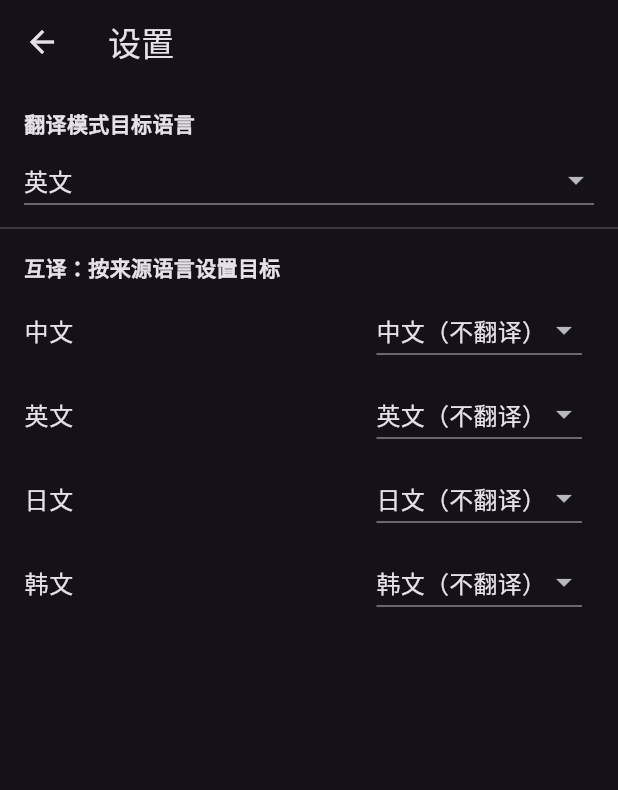
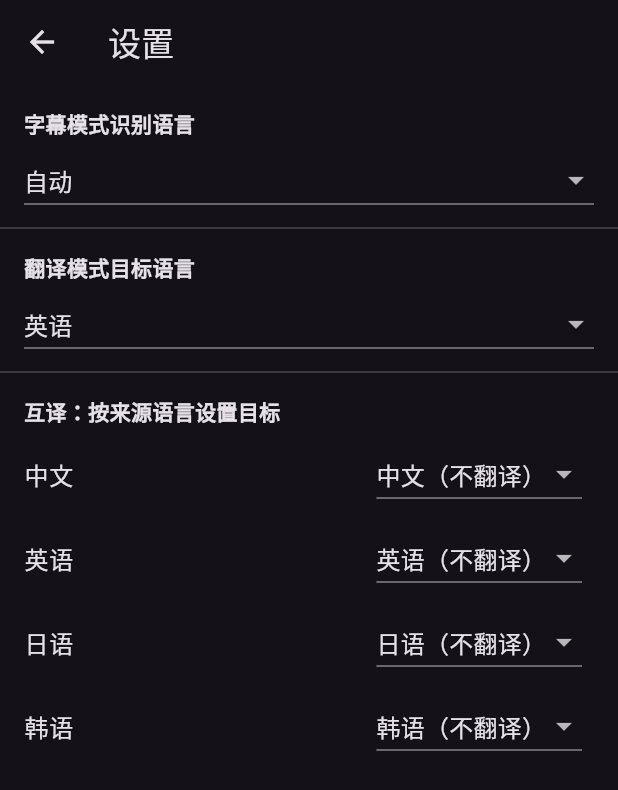
Before and after one commit to DR1N0/loud-caption, a Flutter app: the SettingsScreen screen opened directly with empty values, on a phone screen of 412 x 824 dp. Shown: the top 790 px of the screen. Run offline on Flutter 3.47's test engine with Material 3 defaults, Android fonts, the phone set to English and light mode, and no system bars; our stand-ins replace permission_handler, shared_preferences, synchronized, wakelock_plus; missing offline and left inert: llama_flutter_android, record, sherpa_onnx; accounts and stored records are empty; network calls fail.

Commit message:
Add recognition-language override and expand translation target languages
Real-device testing showed strong accents can fool SenseVoice's "auto"
language detection (e.g. accented Chinese misidentified as Japanese/
Korean), silently breaking captions/translation for that utterance. Adds
a recognition-language picker to the Settings screen
(CaptionSettings.recognitionLanguage, default 'auto') to force a specific
language instead. Applies the next time recognition starts, not as a live
hot-swap of an already-running session.

Also expands 翻译 mode's single target and 互译's per-source routing
targets from the 4 languages SenseVoice can recognize as a source to all
33+ languages Hy-MT2 actually translates among (its own README table,
fetched and verified directly), with zh/en/ja/ko pinned first.
translationLanguages keeps its original meaning (recognizable/routable
*source* languages); the new translationTargetLanguages covers what a
target can be, which is no longer the same set.

Consolidates two previously-separate, inconsistently-worded Chinese
language-name maps (llama_translation_engine.dart's, used in the actual
model prompt, and settings_screen.dart's own differently-worded one) into
one shared languageNames map in app_settings.dart, standardized on
Hy-MT2's own wording (英语/日语/韩语) since that's what goes into the
prompt and should win over a UI-only label never tied to correctness.

Co-Authored-By: Claude Sonnet 5 <noreply@anthropic.com>

```diff
--- a/lib/captions/caption_controller.dart
+++ b/lib/captions/caption_controller.dart
@@ -200,6 +200,15 @@ class CaptionController extends ChangeNotifier {
     await _saveAndApply(_settings.withThemeMode(_settings.themeMode.other));
   }
 
+  /// Applies next time recognition starts (not a live hot-swap of an
+  /// already-running session) — a simpler, lower-risk design for a setting
+  /// that's set once and rarely revisited, not toggled mid-sentence.
+  Future<void> setRecognitionLanguage(String language) async {
+    await initialize();
+    if (_disposed) return;
+    await _saveAndApply(_settings.withRecognitionLanguage(language));
+  }
+
   Future<void> setTranslateAllTarget(String language) async {
     await initialize();
     if (_disposed) return;
@@ -264,7 +273,7 @@ class CaptionController extends ChangeNotifier {
           return null;
         }
 
-        final startedSession = await _engine.start('auto');
+        final startedSession = await _engine.start(_settings.recognitionLanguage);
         if (!_isCurrentListeningGeneration(generation) || !_mayStartCapture()) {
           try {
             await _engine.stop();
--- a/lib/settings/app_settings.dart
+++ b/lib/settings/app_settings.dart
@@ -1,7 +1,74 @@
 import 'package:shared_preferences/shared_preferences.dart';
 
-/// The four languages SenseVoice recognizes that translation can target.
+/// The four languages SenseVoice recognizes that translation can route from
+/// — used for 互译's routing-table rows and for validating a detected
+/// source language. Translation *targets* are not limited to this list; see
+/// [translationTargetLanguages].
 const List<String> translationLanguages = ['zh', 'en', 'ja', 'ko'];
+
+/// Every language Hy-MT2 can translate into (its own README's language
+/// table, verbatim), with [translationLanguages] pinned first since those
+/// are the most common targets. Used for 翻译 mode's single target and for
+/// each 互译 routing row's target — unlike [translationLanguages], this is
+/// not limited to languages SenseVoice can recognize as a *source*.
+const List<String> translationTargetLanguages = [
+  'zh', 'en', 'ja', 'ko',
+  'fr', 'pt', 'es', 'tr', 'ru', 'ar', 'th', 'it', 'de', 'vi', 'ms', 'id',
+  'tl', 'hi', 'zh-Hant', 'pl', 'cs', 'nl', 'km', 'my', 'fa', 'gu', 'ur',
+  'te', 'mr', 'he', 'bn', 'ta', 'uk', 'bo', 'kk', 'mn', 'ug', 'yue',
+];
+
+/// The languages a user can force recognition to (instead of SenseVoice's
+/// own "auto" language detection, which can misfire on strong accents).
+const List<String> recognitionLanguages = ['auto', 'zh', 'en', 'ja', 'ko', 'yue'];
+
+/// Chinese display name for every code in [translationTargetLanguages] plus
+/// `'auto'` — matches Hy-MT2's own README table wording exactly (e.g.
+/// `英语`/`日语`/`韩语`, not `英文`/`日文`/`韩文`), since this map is also
+/// used to build the actual model prompt in
+/// `lib/translation/llama_translation_engine.dart`, where matching the
+/// model's own convention is more than cosmetic.
+const Map<String, String> languageNames = {
+  'auto': '自动',
+  'zh': '中文',
+  'en': '英语',
+  'ja': '日语',
+  'ko': '韩语',
+  'fr': '法语',
+  'pt': '葡萄牙语',
+  'es': '西班牙语',
+  'tr': '土耳其语',
+  'ru': '俄语',
+  'ar': '阿拉伯语',
+  'th': '泰语',
+  'it': '意大利语',
+  'de': '德语',
+  'vi': '越南语',
+  'ms': '马来语',
+  'id': '印尼语',
+  'tl': '菲律宾语',
+  'hi': '印地语',
+  'zh-Hant': '繁体中文',
+  'pl': '波兰语',
+  'cs': '捷克语',
+  'nl': '荷兰语',
+  'km': '高棉语',
+  'my': '缅甸语',
+  'fa': '波斯语',
+  'gu': '古吉拉特语',
+  'ur': '乌尔都语',
+  'te': '泰卢固语',
+  'mr': '马拉地语',
+  'he': '希伯来语',
+  'bn': '孟加拉语',
+  'ta': '泰米尔语',
+  'uk': '乌克兰语',
+  'bo': '藏语',
+  'kk': '哈萨克语',
+  'mn': '蒙古语',
+  'ug': '维吾尔语',
+  'yue': '粤语',
+};
 
 /// How committed caption lines are displayed.
 enum CaptionMode {
@@ -36,6 +103,7 @@ class CaptionSettings {
     double fontSize = 48.0,
     bool landscape = false,
     CaptionMode captionMode = CaptionMode.captions,
+    String recognitionLanguage = 'auto',
     String translateAllTarget = 'en',
     Map<String, String> routing = const {},
     AppThemeMode themeMode = AppThemeMode.dark,
@@ -43,7 +111,12 @@ class CaptionSettings {
     _nearestFontSize(fontSize),
     landscape,
     captionMode,
-    _validatedLanguage(translateAllTarget, fallback: 'en'),
+    _validatedFromList(
+      recognitionLanguage,
+      recognitionLanguages,
+      fallback: 'auto',
+    ),
+    _validatedFromList(translateAllTarget, translationTargetLanguages, fallback: 'en'),
     _validatedRouting(routing),
     themeMode,
   );
@@ -52,6 +125,7 @@ class CaptionSettings {
     this._fontSize,
     this._landscape,
     this._captionMode,
+    this._recognitionLanguage,
     this._translateAllTarget,
     this._routing,
     this._themeMode,
@@ -62,6 +136,7 @@ class CaptionSettings {
   final double _fontSize;
   final bool _landscape;
   final CaptionMode _captionMode;
+  final String _recognitionLanguage;
   final String _translateAllTarget;
   final Map<String, String> _routing;
   final AppThemeMode _themeMode;
@@ -69,6 +144,7 @@ class CaptionSettings {
   double get fontSize => _fontSize;
   bool get landscape => _landscape;
   CaptionMode get captionMode => _captionMode;
+  String get recognitionLanguage => _recognitionLanguage;
   String get translateAllTarget => _translateAllTarget;
   AppThemeMode get themeMode => _themeMode;
 
@@ -85,6 +161,9 @@ class CaptionSettings {
   CaptionSettings withCaptionMode(CaptionMode mode) =>
       _copy(captionMode: mode);
 
+  CaptionSettings withRecognitionLanguage(String language) =>
+      _copy(recognitionLanguage: language);
+
   CaptionSettings withTranslateAllTarget(String language) =>
       _copy(translateAllTarget: language);
 
@@ -97,6 +176,7 @@ class CaptionSettings {
     double? fontSize,
     bool? landscape,
     CaptionMode? captionMode,
+    String? recognitionLanguage,
     String? translateAllTarget,
     Map<String, String>? routing,
     AppThemeMode? themeMode,
@@ -104,6 +184,7 @@ class CaptionSettings {
     fontSize: fontSize ?? this.fontSize,
     landscape: landscape ?? this.landscape,
     captionMode: captionMode ?? this.captionMode,
+    recognitionLanguage: recognitionLanguage ?? this.recognitionLanguage,
     translateAllTarget: translateAllTarget ?? this.translateAllTarget,
     routing: routing ?? _routing,
     themeMode: themeMode ?? this.themeMode,
@@ -115,6 +196,7 @@ class CaptionSettings {
       other.fontSize == fontSize &&
       other.landscape == landscape &&
       other.captionMode == captionMode &&
+      other.recognitionLanguage == recognitionLanguage &&
       other.translateAllTarget == translateAllTarget &&
       other.themeMode == themeMode &&
       translationLanguages.every(
@@ -127,6 +209,7 @@ class CaptionSettings {
     fontSize,
     landscape,
     captionMode,
+    recognitionLanguage,
     translateAllTarget,
     themeMode,
     Object.hashAll([
@@ -145,16 +228,21 @@ double _nearestFontSize(double size) {
   return closest;
 }
 
-String _validatedLanguage(String language, {required String fallback}) =>
-    translationLanguages.contains(language) ? language : fallback;
+String _validatedFromList(
+  String value,
+  List<String> allowedValues, {
+  required String fallback,
+}) => allowedValues.contains(value) ? value : fallback;
 
 /// Fills in any of [translationLanguages] missing from [routing] with a
 /// self-mapping (translate to itself = don't translate), and drops unknown
-/// languages or targets.
+/// source languages or invalid targets (targets may be anything in
+/// [translationTargetLanguages], not just [translationLanguages]).
 Map<String, String> _validatedRouting(Map<String, String> routing) => {
   for (final language in translationLanguages)
-    language: _validatedLanguage(
+    language: _validatedFromList(
       routing[language] ?? language,
+      translationTargetLanguages,
       fallback: language,
     ),
 };
@@ -201,6 +289,7 @@ class SharedPreferencesSettingsStore implements SettingsStore {
   static const fontSizeKey = 'caption.fontSize';
   static const landscapeKey = 'caption.landscape';
   static const captionModeKey = 'caption.mode';
+  static const recognitionLanguageKey = 'caption.recognitionLanguage';
   static const translateAllTargetKey = 'caption.translateAllTarget';
   static const themeModeKey = 'caption.themeMode';
 
@@ -215,6 +304,8 @@ class SharedPreferencesSettingsStore implements SettingsStore {
       fontSize: preferences.getDouble(fontSizeKey) ?? 48,
       landscape: preferences.getBool(landscapeKey) ?? false,
       captionMode: _readCaptionMode(preferences),
+      recognitionLanguage:
+          preferences.getString(recognitionLanguageKey) ?? 'auto',
       translateAllTarget: preferences.getString(translateAllTargetKey) ?? 'en',
       routing: {
         for (final language in translationLanguages)
@@ -256,6 +347,13 @@ class SharedPreferencesSettingsStore implements SettingsStore {
       await _write(
         preferences.setString(captionModeKey, settings.captionMode.name),
         captionModeKey,
+      );
+      await _write(
+        preferences.setString(
+          recognitionLanguageKey,
+          settings.recognitionLanguage,
+        ),
+        recognitionLanguageKey,
       );
       await _write(
         preferences.setString(
@@ -331,6 +429,7 @@ class _SettingsSnapshot {
     required this.fontSize,
     required this.landscape,
     required this.captionMode,
+    required this.recognitionLanguage,
     required this.translateAllTarget,
     required this.routing,
     required this.themeMode,
@@ -355,6 +454,13 @@ class _SettingsSnapshot {
           SharedPreferencesSettingsStore.captionModeKey,
           () => preferences.getString(
             SharedPreferencesSettingsStore.captionModeKey,
+          ),
+        ),
+        recognitionLanguage: _StoredValue.capture(
+          preferences,
+          SharedPreferencesSettingsStore.recognitionLanguageKey,
+          () => preferences.getString(
+            SharedPreferencesSettingsStore.recognitionLanguageKey,
           ),
         ),
         translateAllTarget: _StoredValue.capture(
@@ -386,6 +492,7 @@ class _SettingsSnapshot {
   final _StoredValue<double> fontSize;
   final _StoredValue<bool> landscape;
   final _StoredValue<String> captionMode;
+  final _StoredValue<String> recognitionLanguage;
   final _StoredValue<String> translateAllTarget;
   final Map<String, _StoredValue<String>> routing;
   final _StoredValue<String> themeMode;
@@ -426,6 +533,16 @@ class _SettingsSnapshot {
         SharedPreferencesSettingsStore.captionModeKey,
         (value) => preferences.setString(
           SharedPreferencesSettingsStore.captionModeKey,
+          value,
+        ),
+      ),
+    );
+    await attempt(
+      () => recognitionLanguage.restore(
+        preferences,
+        SharedPreferencesSettingsStore.recognitionLanguageKey,
+        (value) => preferences.setString(
+          SharedPreferencesSettingsStore.recognitionLanguageKey,
           value,
         ),
       ),
--- a/lib/speech/vad_chunked_sense_voice_strategy.dart
+++ b/lib/speech/vad_chunked_sense_voice_strategy.dart
@@ -5,15 +5,10 @@ import 'dart:typed_data';
 import 'package:flutter/foundation.dart' show visibleForTesting;
 import 'package:sherpa_onnx/sherpa_onnx.dart' as sherpa_onnx;
 
+import '../settings/app_settings.dart' show recognitionLanguages;
 import 'recognition_strategy.dart';
 import 'sense_voice_model_assets.dart';
 import 'speech_engine.dart';
-
-/// Language codes accepted by sherpa-onnx's SenseVoice model. Validated
-/// natively in `offline-sense-voice-model-config.cc`; anything outside this
-/// set is rejected by the native layer, so we reject it synchronously in
-/// Dart first for a clearer error.
-const _senseVoiceLanguages = ['auto', 'zh', 'en', 'ja', 'ko', 'yue'];
 
 /// Pre-roll back-dating applied to the speech-start offset the moment
 /// [sherpa_onnx.VoiceActivityDetector.isDetected] transitions from
@@ -186,9 +181,14 @@ class VadChunkedSenseVoiceStrategy implements RecognitionStrategy {
 
   @override
   List<SpeechEngineConfigOption> get configOptions => const [
+    // recognitionLanguages is also sherpa-onnx's SenseVoice model's exact
+    // accepted set — validated natively in
+    // `offline-sense-voice-model-config.cc`; anything outside it is
+    // rejected by the native layer, so we reject it synchronously in Dart
+    // first for a clearer error.
     SpeechEngineConfigOption(
       key: 'language',
-      allowedValues: _senseVoiceLanguages,
+      allowedValues: recognitionLanguages,
       defaultValue: 'auto',
     ),
   ];
--- a/lib/translation/llama_translation_engine.dart
+++ b/lib/translation/llama_translation_engine.dart
@@ -3,13 +3,9 @@ import 'dart:async';
 import 'package:llama_flutter_android/llama_flutter_android.dart';
 
 import '../downloads/model_downloader.dart';
+import '../settings/app_settings.dart' show languageNames;
 import 'hy_mt2_model_download.dart';
 import 'translation_engine.dart';
-
-// Chinese display names for the languages Hy-MT2 is prompted to translate
-// into — matching Hy-MT2's own README table ("Chinese names should be used
-// in Chinese prompts"), independent of the app UI's own language labels.
-const _languageNames = {'zh': '中文', 'en': '英语', 'ja': '日语', 'ko': '韩语'};
 
 /// Builds the exact Hy-MT2 dense-model prompt: BOS, a user turn carrying the
 /// translation instruction, then the assistant-turn opener the model
@@ -18,7 +14,7 @@ const _languageNames = {'zh': '中文', 'en': '英语', 'ja': '日语', 'ko': '
 /// (`train/llama_factory_support/hy_dense_template.py` in the upstream
 /// tencent/Hy-MT2 repo) only emits a system block when one is supplied.
 String buildHyMt2Prompt(String sourceText, String targetLanguageCode) {
-  final targetName = _languageNames[targetLanguageCode] ?? targetLanguageCode;
+  final targetName = languageNames[targetLanguageCode] ?? targetLanguageCode;
   final instruction =
       '将以下文本翻译为 $targetName，注意只需要输出翻译后的结果，不要额外解释：\n\n$sourceText';
   return '<｜hy_begin▁of▁sentence｜><｜hy_User｜>$instruction<｜hy_Assistant｜>';
--- a/lib/ui/settings_screen.dart
+++ b/lib/ui/settings_screen.dart
@@ -3,15 +3,10 @@ import 'package:flutter/material.dart';
 import '../captions/caption_controller.dart';
 import '../settings/app_settings.dart';
 
-const Map<String, String> _languageNames = {
-  'zh': '中文',
-  'en': '英文',
-  'ja': '日文',
-  'ko': '韩文',
-};
-
-/// Lets the user configure where translated captions go: one fixed target
-/// for 翻译 mode, and a per-source-language routing table for 互译.
+/// Lets the user force a recognition language (instead of SenseVoice's own
+/// "auto" detection, which can misfire on strong accents), configure where
+/// translated captions go: one fixed target for 翻译 mode, and a
+/// per-source-language routing table for 互译.
 class SettingsScreen extends StatefulWidget {
   const SettingsScreen({super.key, required this.controller});
 
@@ -79,12 +74,29 @@ class _SettingsScreenState extends State<SettingsScreen> {
           const Padding(
             padding: EdgeInsets.fromLTRB(16, 16, 16, 4),
             child: Text(
+              '字幕模式识别语言',
+              style: TextStyle(fontWeight: FontWeight.bold),
+            ),
+          ),
+          _languagePicker(
+            semanticLabel: '字幕模式识别语言',
+            languages: recognitionLanguages,
+            value: settings.recognitionLanguage,
+            onChanged: (language) => _apply(
+              () => widget.controller.setRecognitionLanguage(language),
+            ),
+          ),
+          const Divider(),
+          const Padding(
+            padding: EdgeInsets.fromLTRB(16, 8, 16, 4),
+            child: Text(
               '翻译模式目标语言',
               style: TextStyle(fontWeight: FontWeight.bold),
             ),
           ),
           _languagePicker(
             semanticLabel: '翻译模式目标语言',
+            languages: translationTargetLanguages,
             value: settings.translateAllTarget,
             onChanged: (language) =>
                 _apply(() => widget.controller.setTranslateAllTarget(language)),
@@ -106,6 +118,7 @@ class _SettingsScreenState extends State<SettingsScreen> {
 
   Widget _languagePicker({
     required String semanticLabel,
+    required List<String> languages,
     required String value,
     required ValueChanged<String> onChanged,
   }) => Padding(
@@ -116,10 +129,10 @@ class _SettingsScreenState extends State<SettingsScreen> {
         isExpanded: true,
         value: value,
         items: [
-          for (final language in translationLanguages)
+          for (final language in languages)
             DropdownMenuItem(
               value: language,
-              child: Text(_languageNames[language] ?? language),
+              child: Text(languageNames[language] ?? language),
             ),
         ],
         onChanged: _changing
@@ -133,7 +146,7 @@ class _SettingsScreenState extends State<SettingsScreen> {
 
   Widget _routingTile(CaptionSettings settings, String source) {
     final target = settings.routingTargetFor(source);
-    final sourceName = _languageNames[source] ?? source;
+    final sourceName = languageNames[source] ?? source;
     return ListTile(
       title: Text(sourceName),
       trailing: Semantics(
@@ -141,13 +154,13 @@ class _SettingsScreenState extends State<SettingsScreen> {
         child: DropdownButton<String>(
           value: target,
           items: [
-            for (final language in translationLanguages)
+            for (final language in translationTargetLanguages)
               DropdownMenuItem(
                 value: language,
                 child: Text(
                   language == source
-                      ? '${_languageNames[language] ?? language}（不翻译）'
-                      : _languageNames[language] ?? language,
+                      ? '${languageNames[language] ?? language}（不翻译）'
+                      : languageNames[language] ?? language,
                 ),
               ),
           ],
```
Also changed, not shown: 4 other files.
